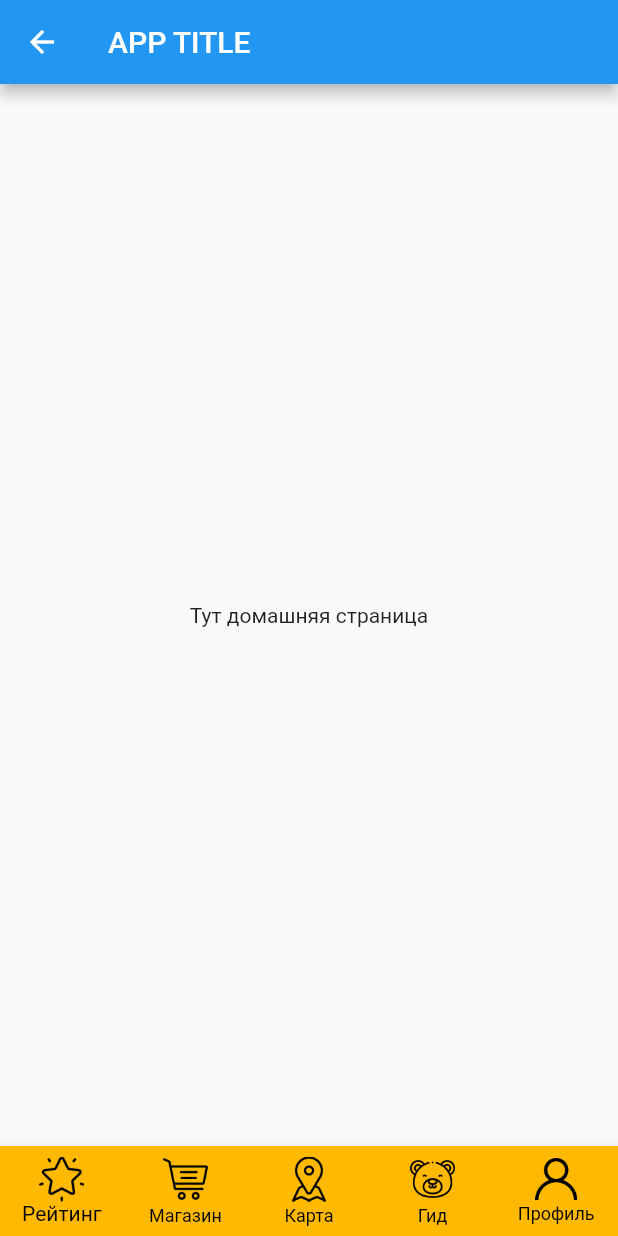
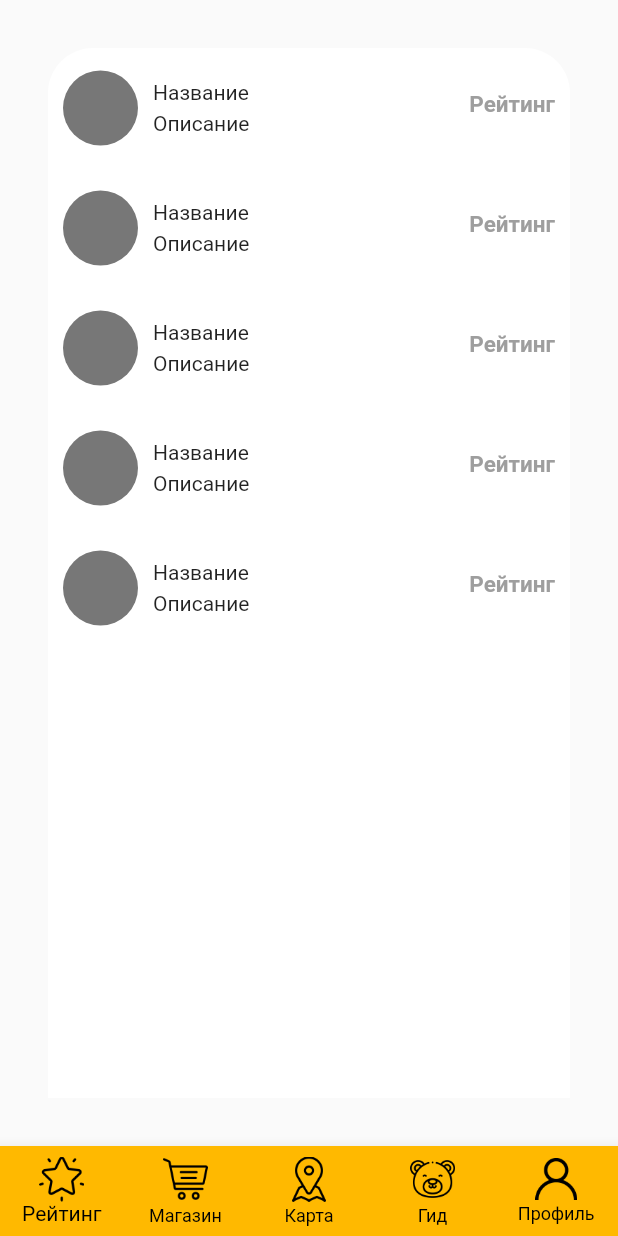
Before and after one commit to armacoty/travel_in, a Flutter app: the MyHomePage screen opened directly, on a phone screen of 412 x 824 dp. Run offline on Flutter 3.47's test engine with Material 2 defaults, Android fonts, the phone set to English and light mode, and no system bars; our stand-ins replace flutter_tts, geolocator, google_maps_flutter, permission_handler; missing offline and left inert: arcore_flutter_plugin.

Commit message:
Страница рейтинга

```diff
--- /dev/null
+++ b/lib/models/attractions_model.dart
@@ -0,0 +1,6 @@
+class Attraction {
+  final String name;
+  final int id;
+
+  Attraction(this.name, this.id);
+}
--- /dev/null
+++ b/lib/screen/attractions.dart
@@ -0,0 +1,17 @@
+import 'package:flutter/material.dart';
+import 'package:travel_in/models/attractions_model.dart';
+
+class AttractionsScreen extends StatefulWidget {
+  final Attraction attractions;
+
+  AttractionsScreen({this.attractions});
+  @override
+  _AttractionsScreenState createState() => _AttractionsScreenState();
+}
+
+class _AttractionsScreenState extends State<AttractionsScreen> {
+  @override
+  Widget build(BuildContext context) {
+    return Container();
+  }
+}
--- a/lib/screen/home.dart
+++ /dev/null
@@ -1,33 +0,0 @@
-import 'package:flutter/material.dart';
-
-class HomePage extends StatefulWidget {
-  @override
-  _HomePageState createState() => _HomePageState();
-}
-
-class _HomePageState extends State<HomePage> {
-  @override
-  Widget build(BuildContext context) {
-    return Scaffold(
-      appBar: AppBar(
-        title: Text("APP TITLE"),
-      ),
-      body: Container(
-        width: MediaQuery.of(context).size.width,
-        height: MediaQuery.of(context).size.height,
-        child: Center(
-          child: SingleChildScrollView(
-            child: Container(
-              alignment: Alignment.center,
-              child: Column(
-                children: [
-                  Text('Тут домашняя страница'),
-                ],
-              ),
-            ),
-          ),
-        ),
-      ),
-    );
-  }
-}
--- a/lib/screen/navBar.dart
+++ b/lib/screen/navBar.dart
@@ -1,8 +1,8 @@
 import 'package:flutter/material.dart';
-import 'package:travel_in/screen/home.dart';
 import 'package:travel_in/screen/map.dart';
 import 'package:travel_in/screen/prear.dart';
 import 'package:travel_in/screen/profile.dart';
+import 'package:travel_in/screen/raiting.dart';
 import 'package:travel_in/screen/shop.dart';
 
 class MyHomePage extends StatefulWidget {
@@ -18,7 +18,7 @@ class _MyHomePageState extends State<MyHomePage> {
   /// Страницы,
   var _pages = [
     /// todo: добавить потом другие страницы
-    HomePage(),
+    RaitingPage(),
     ShopPage(),
     PointMap(),
     PreARPage(),
--- /dev/null
+++ b/lib/screen/raiting.dart
@@ -0,0 +1,108 @@
+import 'package:flutter/material.dart';
+import 'package:travel_in/screen/attractions.dart';
+
+class RaitingPage extends StatefulWidget {
+  @override
+  _RaitingPageState createState() => _RaitingPageState();
+}
+
+class _RaitingPageState extends State<RaitingPage> {
+  @override
+  Widget build(BuildContext context) {
+    return Scaffold(
+      body: Padding(
+        padding: const EdgeInsets.all(32.0),
+        child: Container(
+          decoration: BoxDecoration(
+            color: Colors.white,
+            borderRadius: BorderRadius.only(
+              topLeft: Radius.circular(30.0),
+              topRight: Radius.circular(30.0),
+            ),
+          ),
+          child: ClipRRect(
+            child: ListView.builder(
+              itemCount: 5,
+              itemBuilder: (BuildContext context, int index) {
+                return GestureDetector(
+                  onTap: () => Navigator.push(
+                    context,
+                    MaterialPageRoute(
+                      builder: (_) => AttractionsScreen(
+                          // attractions:
+                          ),
+                    ),
+                  ),
+                  child: Container(
+                    padding:
+                        EdgeInsets.symmetric(horizontal: 10.0, vertical: 15.0),
+                    child: Row(
+                      mainAxisAlignment: MainAxisAlignment.spaceBetween,
+                      children: <Widget>[
+                        Row(
+                          children: <Widget>[
+                            CircleAvatar(
+                              backgroundColor: Color(0xFF777777),
+                              radius: 25.0,
+
+                              /// backgroundImage: AssetImage(chat.sender.imageUrl),
+                            ),
+                            SizedBox(width: 10.0),
+                            Column(
+                              crossAxisAlignment: CrossAxisAlignment.start,
+                              children: <Widget>[
+                                // Text(
+                                //   chat.sender.name,
+                                //   style: TextStyle(
+                                //     color: Colors.black,
+                                //     fontSize: 13.0,
+                                //     fontWeight: FontWeight.bold,
+                                //   ),
+                                //   overflow: TextOverflow.ellipsis,
+                                // ),
+                                Text('Название'),
+                                SizedBox(height: 5.0),
+                                Container(
+                                  width:
+                                      MediaQuery.of(context).size.width * 0.4,
+                                  // child: Text(
+                                  //   chat.text,
+                                  //   style: TextStyle(
+                                  //     color: Colors.black,
+                                  //     fontSize: 11.0,
+                                  //     fontWeight: FontWeight.w600,
+                                  //   ),
+                                  //   overflow: TextOverflow.ellipsis,
+                                  // ),
+                                  child: Text('Описание'),
+                                ),
+                              ],
+                            ),
+                          ],
+                        ),
+                        Column(
+                          children: <Widget>[
+                            Text(
+                              'Рейтинг',
+                              style: TextStyle(
+                                color: Colors.grey,
+                                fontSize: 15.0,
+                                fontWeight: FontWeight.bold,
+                              ),
+                              overflow: TextOverflow.ellipsis,
+                            ),
+                            SizedBox(height: 5.0),
+                          ],
+                        ),
+                      ],
+                    ),
+                  ),
+                );
+              },
+            ),
+          ),
+        ),
+      ),
+    );
+  }
+}
--- a/lib/screen/shop.dart
+++ b/lib/screen/shop.dart
@@ -199,7 +199,8 @@ class _ShopPageState extends State<ShopPage> {
                           color: Color(0x62F57600),
                           blurRadius: 10.0,
                           offset: Offset(0, 3))
-                      ]),
+                    ],
+                  ),
                   child: Center(
                     child: Text(serviceSber),
                   ),
```
Lines whose indentation alone changed are shown as unchanged.
